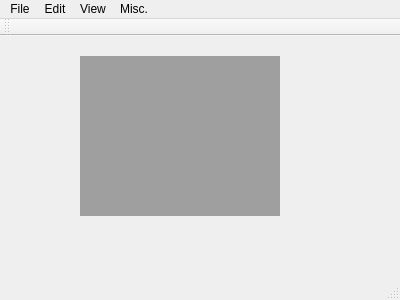
First picture: the form in trunk/mainwindow.ui, repository Codeh4ck/QtLuaPad, before the edit.
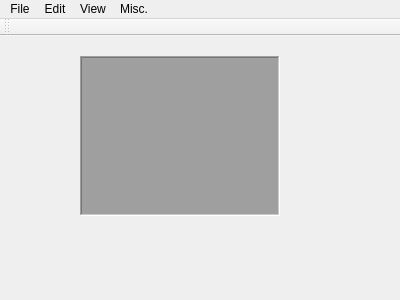
Second picture: the form after the edit.

Patch:
```diff
--- a/trunk/mainwindow.ui
+++ b/trunk/mainwindow.ui
@@ -23,6 +23,18 @@
       <height>160</height>
      </rect>
     </property>
+    <property name="frameShape">
+     <enum>QFrame::WinPanel</enum>
+    </property>
+    <property name="frameShadow">
+     <enum>QFrame::Sunken</enum>
+    </property>
+    <property name="viewMode">
+     <enum>QMdiArea::TabbedView</enum>
+    </property>
+    <property name="documentMode">
+     <bool>true</bool>
+    </property>
    </widget>
   </widget>
   <widget class="QMenuBar" name="menuBar">
@@ -96,7 +108,6 @@
     <bool>false</bool>
    </attribute>
   </widget>
-  <widget class="QStatusBar" name="statusBar"/>
   <action name="actionNew">
    <property name="text">
     <string>New</string>
```
